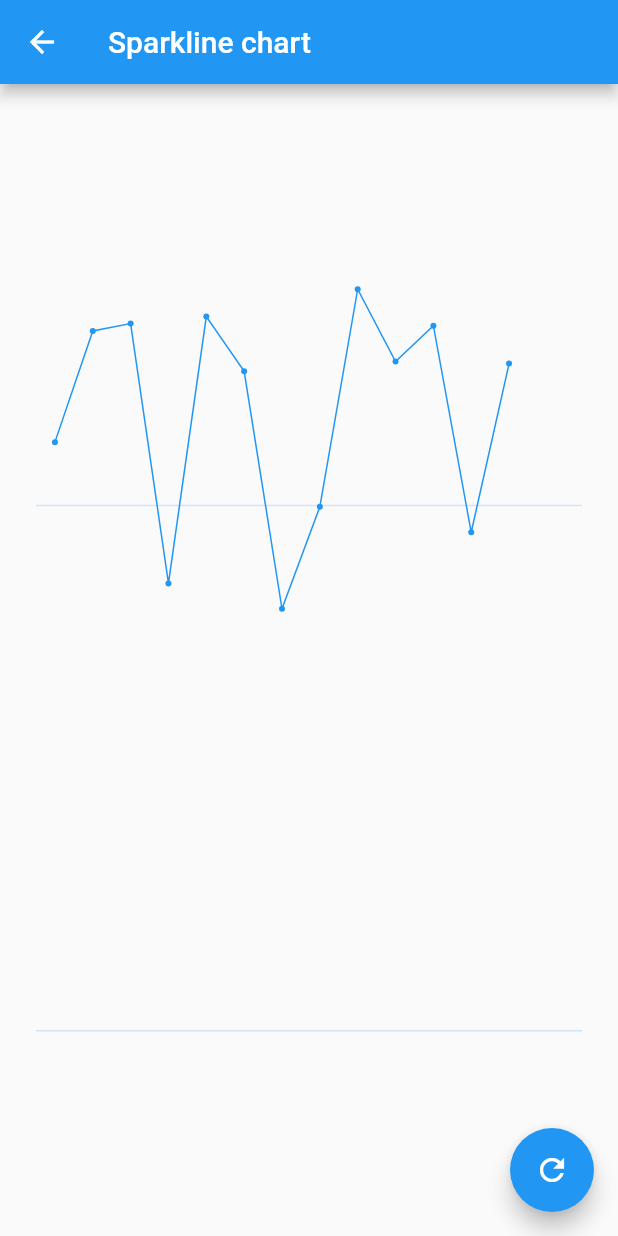
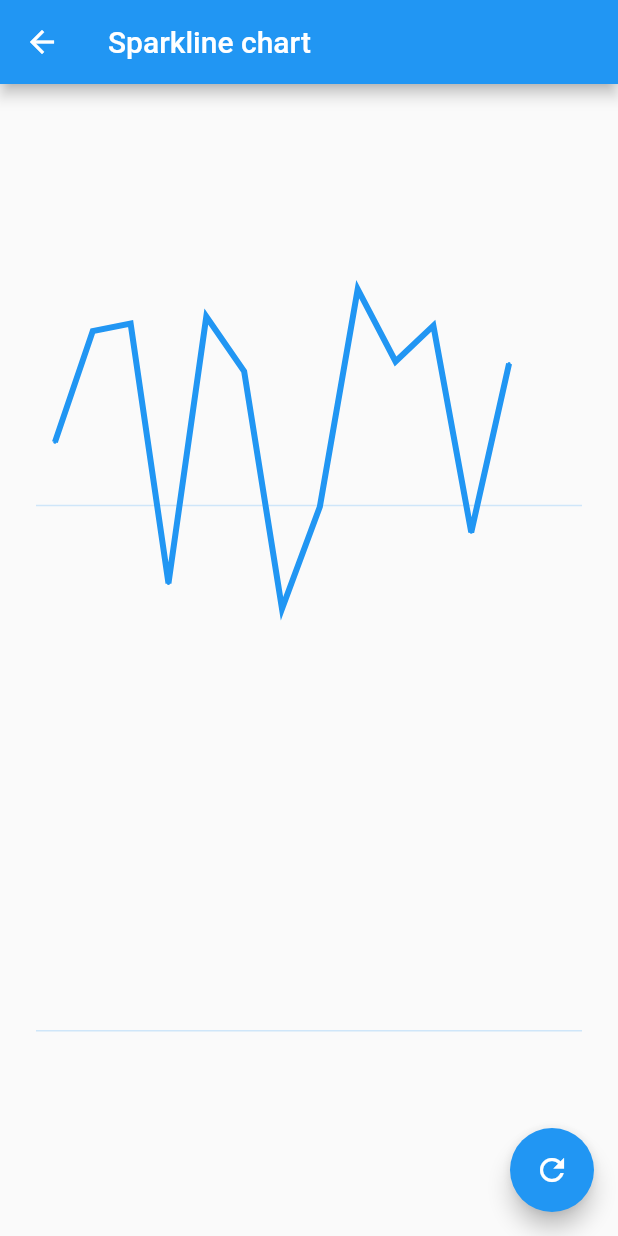
Before and after one commit to infinum/flutter-charts, a Flutter app: the screen it shows after launch, after a tap on "Sparkline chart", on a phone screen of 412 x 824 dp. Run offline on Flutter 3.47's test engine with Material 2 defaults, Android fonts, the phone set to English and light mode, and no system bars; our stand-ins replace path_drawing; statements that could not run were skipped.

Commit message:
Fix line graph, fix spacing issues

```diff
--- a/example/lib/charts/bubble_chart_screen.dart
+++ b/example/lib/charts/bubble_chart_screen.dart
@@ -71,7 +71,7 @@
         ),
       ),
       floatingActionButton: FloatingActionButton(
-        child: Icon(Icons.refresh_sharp),
+        child: Icon(Icons.refresh),
         onPressed: () {
           setState(() {
             _values.clear();
--- a/example/lib/charts/candle_chart_screen.dart
+++ b/example/lib/charts/candle_chart_screen.dart
@@ -77,7 +77,7 @@
         ),
       ),
       floatingActionButton: FloatingActionButton(
-        child: Icon(Icons.refresh_sharp),
+        child: Icon(Icons.refresh),
         onPressed: () {
           setState(() {
             _values.clear();
--- a/example/lib/charts/line_chart_screen.dart
+++ b/example/lib/charts/line_chart_screen.dart
@@ -45,7 +45,7 @@
           padding: const EdgeInsets.all(24.0),
           child: LineChart(
             data: _values,
-            maxBarWidth: 4.0,
+            maxBarWidth: 2.0,
             height: MediaQuery.of(context).size.height * 0.6,
             dataToValue: (BarValue value) => value.max,
             itemColor: Theme.of(context).accentColor,
@@ -61,7 +61,7 @@
         ),
       ),
       floatingActionButton: FloatingActionButton(
-        child: Icon(Icons.refresh_sharp),
+        child: Icon(Icons.refresh),
         onPressed: () {
           setState(() {
             _values.clear();
--- a/example/lib/widgets/bar_chart.dart
+++ b/example/lib/widgets/bar_chart.dart
@@ -38,7 +38,7 @@
 
     return AnimatedChart(
       height: height,
-      duration: const Duration(milliseconds: 2000),
+      duration: const Duration(milliseconds: 450),
       state: ChartState(
         _values,
         options: chartOptions,
--- a/example/lib/widgets/bubble_chart.dart
+++ b/example/lib/widgets/bubble_chart.dart
@@ -92,7 +92,7 @@
 
     return AnimatedChart(
       height: height,
-      duration: const Duration(milliseconds: 800),
+      duration: const Duration(milliseconds: 450),
       state: ChartState(
         _values,
         options: _options,
--- a/example/lib/widgets/candle_chart.dart
+++ b/example/lib/widgets/candle_chart.dart
@@ -87,7 +87,7 @@
 
     return AnimatedChart(
       height: height,
-      duration: const Duration(milliseconds: 800),
+      duration: const Duration(milliseconds: 450),
       state: ChartState(
         _values,
         options: _options,
--- a/example/lib/widgets/line_chart.dart
+++ b/example/lib/widgets/line_chart.dart
@@ -88,7 +88,7 @@
 
     return AnimatedChart(
       height: height,
-      duration: const Duration(milliseconds: 2000),
+      duration: const Duration(milliseconds: 450),
       state: ChartState(
         _values,
         options: _options,
@@ -110,7 +110,9 @@
         ],
         backgroundDecorations: [
           ..._backgroundDecorations,
-          SparkLineDecoration(),
+          SparkLineDecoration(
+            lineWidth: 4.0,
+          ),
         ],
       ),
     );
--- a/lib/chart/model/chart_state.dart
+++ b/lib/chart/model/chart_state.dart
@@ -177,7 +177,6 @@
         return a[index];
       }
 
-
       final double _value = _listLength.floor() == index
           ? min(1, (1 - (_listLength - _listLength.floor())) + t / _listLength)
           : _listLength.floor() >= index
--- a/lib/chart/painter/decorations/spark_line_decoration.dart
+++ b/lib/chart/painter/decorations/spark_line_decoration.dart
@@ -1,14 +1,19 @@
 part of flutter_charts;
 
+/// Sparkline (Line graph) is considered to be just a decoration.
+/// You need to use [BarPainter] or [BubblePainter] in combination.
+/// They can be transparent or be used to show values of the graph
 class SparkLineDecoration extends DecorationPainter {
   SparkLineDecoration({
     this.fill = false,
+    this.smoothPoints = false,
     this.lineWidth = 1.0,
     this.lineColor = Colors.blue,
     this.startPosition = 0.5,
-});
+  });
 
   final bool fill;
+  final bool smoothPoints;
   final double lineWidth;
   final Color lineColor;
 
@@ -36,29 +41,56 @@
 
     canvas.save();
     canvas.translate(_padding.left + state.defaultMargin.left, _size.height + state.defaultMargin.top);
-    final Path _path = Path();
+    final List<Offset> _positions = <Offset>[];
 
     for (int _index = 0; _index < state.items.length; _index++) {
       final _item = _items[_index];
 
       if (fill && _index == 0) {
-        _path.lineTo(_size.width * (_index / _items.length) + _itemWidth * startPosition, 0.0);
+        _positions.add(Offset(_size.width * (_index / _items.length) + _itemWidth * startPosition, 0.0));
       }
+      _positions.add(Offset(_size.width * (_index / _items.length) + _itemWidth * startPosition, -_item.max * scale));
+      if (fill && _index == _items.length - 1) {
+        _positions.add(Offset(_size.width * (_index / _items.length) + _itemWidth * startPosition, 0.0));
+      }
+    }
 
-      if (!fill && _index == 0) {
-        _path.moveTo(_size.width * (_index / _items.length) + _itemWidth * startPosition, -_item.max * scale);
-      } else {
-        _path.lineTo(_size.width * (_index / _items.length) + _itemWidth * startPosition, -_item.max * scale);
-      }
+    final Path _path = Path();
 
-      if (fill && _index == _items.length - 1) {
-        _path.lineTo(_size.width * (_index / _items.length) + _itemWidth * startPosition, 0.0);
-      }
+    if (fill) {
+      _positions.forEach((element) {
+        _path.lineTo(element.dx, element.dy);
+      });
+    } else {
+      _positions.forEach((element) {
+        if (_positions.first == element) {
+          _path.moveTo(element.dx, element.dy);
+        } else {
+          _path.lineTo(element.dx, element.dy);
+        }
+      });
     }
 
     canvas.drawPath(_path, _paint);
 
     canvas.restore();
+  }
+
+  /// Smooth out points and return path in turn
+  /// Smoothing is done with quadratic bezier
+  Path _smoothPoints(List<Offset> points) {
+    final Path _path = Path();
+    Offset _mid = (points[0] + points[1]) / 2;
+
+    _path.moveTo(_mid.dx, _mid.dy);
+    for (int i = 0; i < points.length - 2; i++) {
+      final Offset _p1 = points[(i + 1) % points.length];
+      final Offset _p2 = points[(i + 2) % points.length];
+      _mid = (_p1 + _p2) / 2;
+      _path.quadraticBezierTo(_p1.dx, _p1.dy, _mid.dx, _mid.dy);
+    }
+
+    return _path;
   }
 
   @override
```
Also changed, not shown: example/lib/charts/bar_chart_screen.dart (+53 -24 lines), lib/chart/painter/items/bar_painter.dart (+20 -7 lines), lib/chart/painter/items/bubble_painter.dart (+11 -5 lines), lib/chart/painter/items/item_painter.dart (+2 -12 lines), example/pubspec.lock, pubspec.lock, 7 other files.
